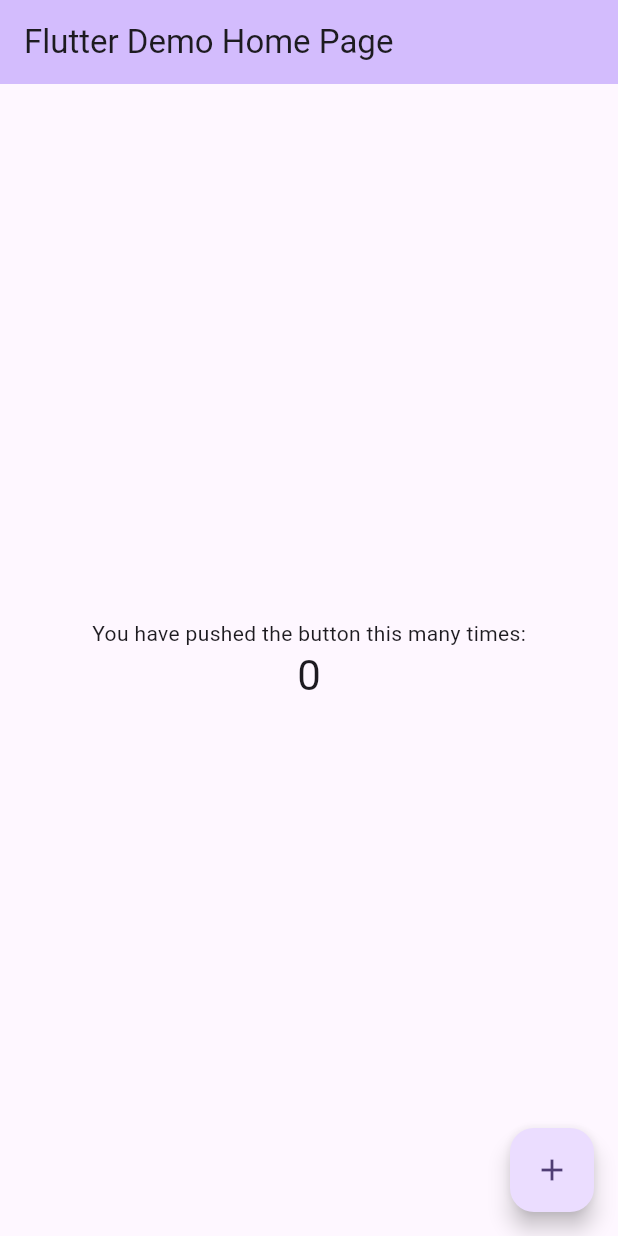
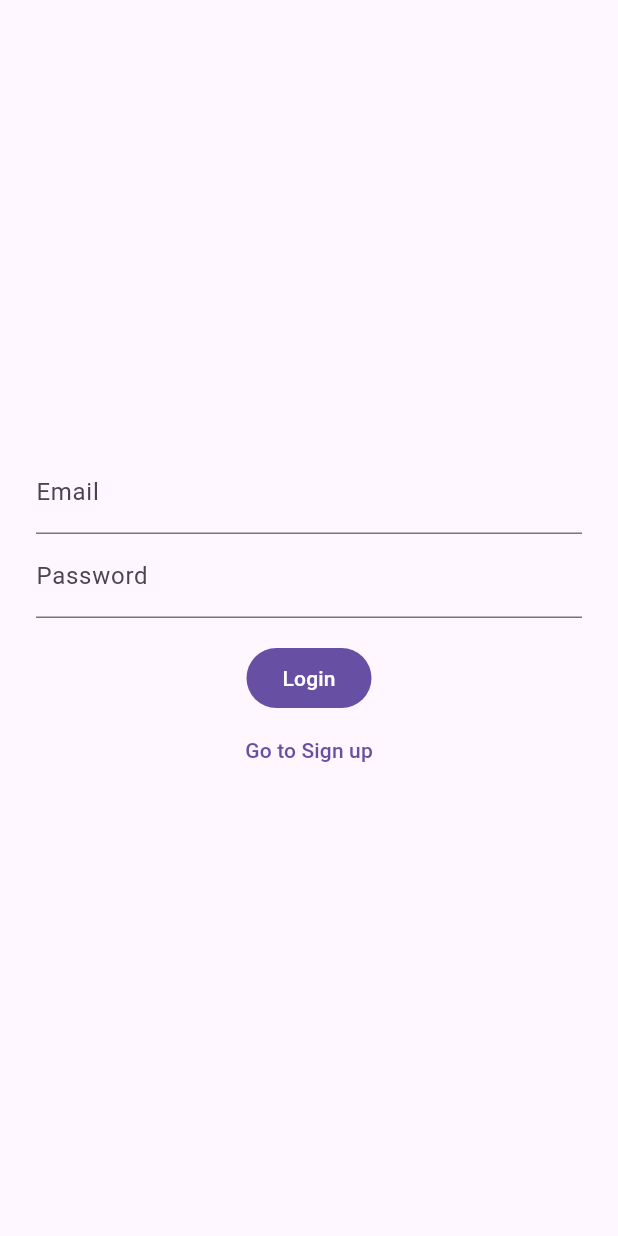
Before and after one commit to cskime/moodtracker, a Flutter app: the screen it shows after launch, on a phone screen of 412 x 824 dp. Run offline on Flutter 3.47's test engine with Material 3 defaults, Android fonts, the phone set to English and light mode, and no system bars; our stand-ins replace flutter_riverpod, go_router.

Commit message:
impl: login, sign up view

```diff
--- /dev/null
+++ b/lib/features/authentication/views/login_screen.dart
@@ -0,0 +1,63 @@
+import 'package:flutter/material.dart';
+import 'package:flutter_riverpod/flutter_riverpod.dart';
+import 'package:go_router/go_router.dart';
+import 'package:moodtracker/features/authentication/views/sign_up_screen.dart';
+
+class LoginScreen extends ConsumerWidget {
+  static const routeName = "login";
+  static const routeUrl = "/login";
+
+  const LoginScreen({super.key});
+
+  void _onTap(BuildContext context) {
+    FocusScope.of(context).unfocus();
+  }
+
+  void _onLoginPressed() {}
+
+  void _goToSignUpPressed(BuildContext context) {
+    context.pushNamed(SignUpScreen.routeName);
+  }
+
+  @override
+  Widget build(BuildContext context, WidgetRef ref) {
+    return GestureDetector(
+      onTap: () => _onTap(context),
+      child: Scaffold(
+        body: Center(
+          child: Padding(
+            padding: const EdgeInsets.symmetric(horizontal: 24),
+            child: Column(
+              mainAxisSize: MainAxisSize.min,
+              children: [
+                const TextField(
+                  decoration: InputDecoration(
+                    hintText: "Email",
+                    labelText: "Email",
+                    floatingLabelBehavior: FloatingLabelBehavior.auto,
+                  ),
+                ),
+                const TextField(
+                  decoration: InputDecoration(
+                    hintText: "Password",
+                    labelText: "Password",
+                    floatingLabelBehavior: FloatingLabelBehavior.auto,
+                  ),
+                ),
+                const SizedBox(height: 16),
+                FilledButton(
+                  onPressed: _onLoginPressed,
+                  child: const Text("Login"),
+                ),
+                TextButton(
+                  onPressed: () => _goToSignUpPressed(context),
+                  child: const Text("Go to Sign up"),
+                ),
+              ],
+            ),
+          ),
+        ),
+      ),
+    );
+  }
+}
--- a/lib/main.dart
+++ b/lib/main.dart
@@ -1,7 +1,14 @@
 import 'package:flutter/material.dart';
+import 'package:flutter_riverpod/flutter_riverpod.dart';
+import 'package:moodtracker/router.dart';
+import 'package:moodtracker/theme.dart';
 
 void main() {
-  runApp(const MyApp());
+  runApp(
+    const ProviderScope(
+      child: MyApp(),
+    ),
+  );
 }
 
 class MyApp extends StatelessWidget {
@@ -9,61 +16,9 @@ class MyApp extends StatelessWidget {
 
   @override
   Widget build(BuildContext context) {
-    return MaterialApp(
-      title: 'Flutter Demo',
-      theme: ThemeData(
-        colorScheme: ColorScheme.fromSeed(seedColor: Colors.deepPurple),
-        useMaterial3: true,
-      ),
-      home: const MyHomePage(title: 'Flutter Demo Home Page'),
+    return MaterialApp.router(
+      routerConfig: router,
+      theme: theme,
     );
   }
 }
-
-class MyHomePage extends StatefulWidget {
-  const MyHomePage({super.key, required this.title});
-
-  final String title;
-
-  @override
-  State<MyHomePage> createState() => _MyHomePageState();
-}
-
-class _MyHomePageState extends State<MyHomePage> {
-  int _counter = 0;
-
-  void _incrementCounter() {
-    setState(() {
-      _counter++;
-    });
-  }
-
-  @override
-  Widget build(BuildContext context) {
-    return Scaffold(
-      appBar: AppBar(
-        backgroundColor: Theme.of(context).colorScheme.inversePrimary,
-        title: Text(widget.title),
-      ),
-      body: Center(
-        child: Column(
-          mainAxisAlignment: MainAxisAlignment.center,
-          children: <Widget>[
-            const Text(
-              'You have pushed the button this many times:',
-            ),
-            Text(
-              '$_counter',
-              style: Theme.of(context).textTheme.headlineMedium,
-            ),
-          ],
-        ),
-      ),
-      floatingActionButton: FloatingActionButton(
-        onPressed: _incrementCounter,
-        tooltip: 'Increment',
-        child: const Icon(Icons.add),
-      ),
-    );
-  }
-}
--- /dev/null
+++ b/lib/router.dart
@@ -0,0 +1,19 @@
+import 'package:go_router/go_router.dart';
+import 'package:moodtracker/features/authentication/views/login_screen.dart';
+import 'package:moodtracker/features/authentication/views/sign_up_screen.dart';
+
+final router = GoRouter(
+  initialLocation: LoginScreen.routeUrl,
+  routes: [
+    GoRoute(
+      name: LoginScreen.routeName,
+      path: LoginScreen.routeUrl,
+      builder: (context, state) => const LoginScreen(),
+    ),
+    GoRoute(
+      name: SignUpScreen.routeName,
+      path: SignUpScreen.routeUrl,
+      builder: (context, state) => const SignUpScreen(),
+    ),
+  ],
+);
--- /dev/null
+++ b/lib/theme.dart
@@ -0,0 +1,3 @@
+import 'package:flutter/material.dart';
+
+final theme = ThemeData();
```
Also changed, not shown: lib/features/authentication/views/sign_up_screen.dart (added, +62 -0 lines).
